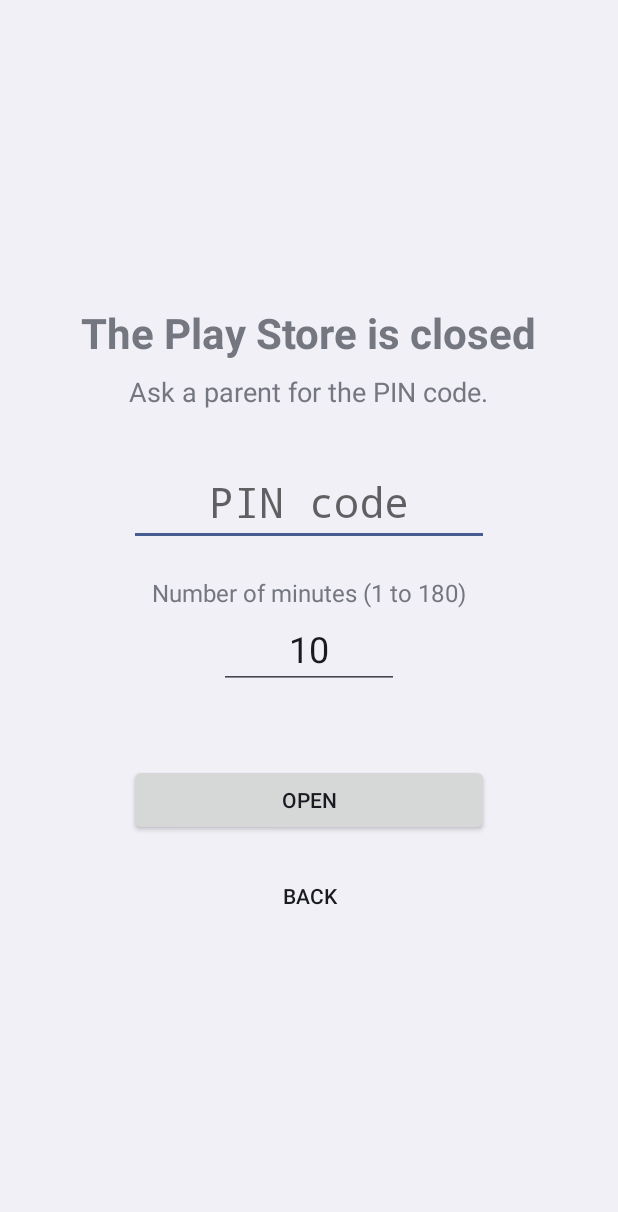
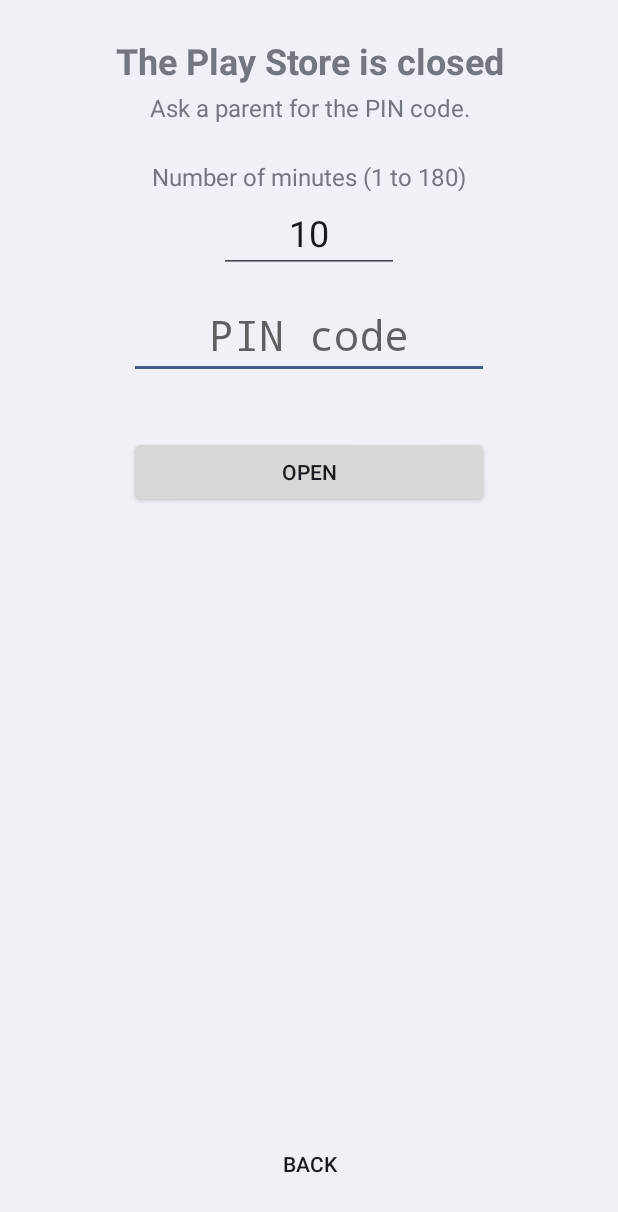
Before and after one commit to jaap198503/play-store-blocker, an Android app: the BlockActivity screen opened directly, with no data from a screen before it, on a phone screen of 412 x 824 dp. Shown: the top 1212 px of the screen. Run offline under Robolectric (Android 15) with nearby library versions, the phone set to English and light mode, and no system bars.

```diff
--- a/app/build.gradle.kts
+++ b/app/build.gradle.kts
@@ -22,8 +22,8 @@ android {
         // Galaxy Tab A9 komt met Android 13 (API 33) uit de doos.
         minSdk = 33
         targetSdk = 35
-        versionCode = 1
-        versionName = "1.0.0"
+        versionCode = 2
+        versionName = "1.0.1"
     }
 
     signingConfigs {
--- a/app/src/main/AndroidManifest.xml
+++ b/app/src/main/AndroidManifest.xml
@@ -18,7 +18,7 @@
         <activity
             android:name=".MainActivity"
             android:exported="true"
-            android:windowSoftInputMode="stateHidden|adjustResize">
+            android:windowSoftInputMode="stateVisible|adjustResize">
             <intent-filter>
                 <action android:name="android.intent.action.MAIN" />
                 <category android:name="android.intent.category.LAUNCHER" />
--- a/app/src/main/java/nl/playstoreblocker/BlockActivity.kt
+++ b/app/src/main/java/nl/playstoreblocker/BlockActivity.kt
@@ -28,6 +28,7 @@ open class BlockActivity : Activity() {
 
     // PBKDF2 duurt even; niet op de hoofdthread.
     private val worker = Executors.newSingleThreadExecutor()
+    private var verifying = false
 
     override fun onCreate(savedInstanceState: Bundle?) {
         super.onCreate(savedInstanceState)
@@ -55,7 +56,8 @@ open class BlockActivity : Activity() {
                 startActivity(Intent(this, SettingsActivity::class.java))
             }
         }
-        minutesInput.setOnEditorActionListener { _, actionId, _ ->
+        // De pincode is het laatste veld: "Klaar" op het toetsenbord verstuurt het formulier.
+        pinInput.setOnEditorActionListener { _, actionId, _ ->
             if (actionId == EditorInfo.IME_ACTION_DONE) {
                 submit()
                 true
@@ -66,6 +68,9 @@ open class BlockActivity : Activity() {
     }
 
     private fun submit() {
+        // Eén Enter/Klaar kan twee keer binnenkomen; een tweede poging tijdens de controle zou een
+        // foute pincode dubbel tellen.
+        if (verifying) return
         val lockedMs = PinAttempts.lockedForMs()
         if (lockedMs > 0L) {
             showError(lockedOutMessage(lockedMs))
@@ -86,11 +91,13 @@ open class BlockActivity : Activity() {
         val minutes = (minutesInput.text.toString().toIntOrNull() ?: PinStore.defaultMinutes(this))
             .coerceIn(1, Config.MAX_UNLOCK_MINUTES)
 
+        verifying = true
         unlockButton.isEnabled = false
         val appContext = applicationContext
         worker.execute {
             val correct = PinStore.matches(appContext, pin)
             runOnUiThread {
+                verifying = false
                 if (isFinishing || isDestroyed) return@runOnUiThread
                 unlockButton.isEnabled = true
                 if (correct) onCorrectPin(minutes) else onWrongPin()
--- a/app/src/main/java/nl/playstoreblocker/SettingsActivity.kt
+++ b/app/src/main/java/nl/playstoreblocker/SettingsActivity.kt
@@ -14,8 +14,9 @@ import java.util.concurrent.Executors
 import kotlin.math.ceil
 
 /**
- * Startscherm van de app (voor de ouder): status van pincode en service, snelkoppelingen naar de
- * juiste Android-instellingen, en het instellen of wijzigen van de pincode en standaardduur.
+ * Instellingenscherm (voor de ouder, bereikbaar vanuit MainActivity): status van pincode en service,
+ * snelkoppelingen naar de juiste Android-instellingen, en het instellen of wijzigen van de pincode
+ * en standaardduur.
  * Wijzigen kan alleen met de huidige pincode.
  */
 class SettingsActivity : Activity() {
@@ -58,6 +59,7 @@ class SettingsActivity : Activity() {
             )
         }
         saveButton.setOnClickListener { save() }
+        findViewById<Button>(R.id.back_button).setOnClickListener { finish() }
     }
 
     override fun onResume() {
--- a/app/src/main/res/layout/activity_block.xml
+++ b/app/src/main/res/layout/activity_block.xml
@@ -1,16 +1,21 @@
 <?xml version="1.0" encoding="utf-8"?>
-<!-- Gedeeld door het blokkeerscherm (BlockActivity) en het hoofdscherm van de ouder (MainActivity). -->
+<!--
+  Gedeeld door het blokkeerscherm (BlockActivity) en het hoofdscherm van de ouder (MainActivity).
+  Bovenaan staat wat altijd gebruikt wordt (minuten, pincode, Openen); de zelden gebruikte knoppen
+  (Instellingen, Terug) zitten onderaan het scherm.
+-->
 <ScrollView xmlns:android="http://schemas.android.com/apk/res/android"
     android:layout_width="match_parent"
     android:layout_height="match_parent"
-    android:fillViewport="true">
+    android:fillViewport="true"
+    android:fitsSystemWindows="true">
 
     <LinearLayout
         android:layout_width="match_parent"
         android:layout_height="wrap_content"
-        android:gravity="center"
+        android:gravity="center_horizontal"
         android:orientation="vertical"
-        android:padding="32dp">
+        android:padding="24dp">
 
         <TextView
             android:id="@+id/block_title"
@@ -18,37 +23,22 @@
             android:layout_height="wrap_content"
             android:gravity="center"
             android:text="@string/block_title"
-            android:textSize="28sp"
+            android:textSize="24sp"
             android:textStyle="bold" />
 
         <TextView
             android:id="@+id/block_subtitle"
             android:layout_width="wrap_content"
             android:layout_height="wrap_content"
-            android:layout_marginTop="8dp"
+            android:layout_marginTop="4dp"
             android:gravity="center"
             android:text="@string/block_subtitle"
-            android:textSize="18sp" />
-
-        <EditText
-            android:id="@+id/pin_input"
-            android:layout_width="240dp"
-            android:layout_height="wrap_content"
-            android:layout_marginTop="32dp"
-            android:gravity="center"
-            android:hint="@string/block_pin_hint"
-            android:imeOptions="actionNext"
-            android:importantForAutofill="no"
-            android:inputType="numberPassword"
-            android:maxLength="12"
-            android:nextFocusDown="@+id/minutes_input"
-            android:singleLine="true"
-            android:textSize="28sp" />
+            android:textSize="16sp" />
 
         <TextView
             android:layout_width="wrap_content"
             android:layout_height="wrap_content"
-            android:layout_marginTop="20dp"
+            android:layout_marginTop="24dp"
             android:text="@string/block_minutes_label"
             android:textSize="16sp" />
 
@@ -57,18 +47,35 @@
             android:layout_width="120dp"
             android:layout_height="wrap_content"
             android:gravity="center"
-            android:imeOptions="actionDone"
+            android:imeOptions="actionNext"
             android:importantForAutofill="no"
             android:inputType="number"
             android:maxLength="3"
+            android:nextFocusDown="@+id/pin_input"
             android:singleLine="true"
             android:textSize="24sp" />
+
+        <EditText
+            android:id="@+id/pin_input"
+            android:layout_width="240dp"
+            android:layout_height="wrap_content"
+            android:layout_marginTop="12dp"
+            android:gravity="center"
+            android:hint="@string/block_pin_hint"
+            android:imeOptions="actionDone"
+            android:importantForAutofill="no"
+            android:inputType="numberPassword"
+            android:maxLength="12"
+            android:singleLine="true"
+            android:textSize="28sp">
+            <requestFocus />
+        </EditText>
 
         <TextView
             android:id="@+id/pin_error"
             android:layout_width="wrap_content"
             android:layout_height="wrap_content"
-            android:layout_marginTop="12dp"
+            android:layout_marginTop="8dp"
             android:gravity="center"
             android:textColor="#C62828"
             android:textSize="16sp"
@@ -78,14 +85,21 @@
             android:id="@+id/unlock_button"
             android:layout_width="240dp"
             android:layout_height="wrap_content"
-            android:layout_marginTop="16dp"
+            android:layout_marginTop="8dp"
             android:text="@string/block_unlock" />
+
+        <!-- Duwt de zelden gebruikte knoppen naar de onderkant. -->
+        <Space
+            android:layout_width="match_parent"
+            android:layout_height="0dp"
+            android:layout_weight="1" />
 
         <Button
             android:id="@+id/settings_button"
+            style="?android:attr/buttonBarButtonStyle"
             android:layout_width="240dp"
             android:layout_height="wrap_content"
-            android:layout_marginTop="16dp"
+            android:layout_marginTop="24dp"
             android:text="@string/main_settings"
             android:visibility="gone" />
 
@@ -94,7 +108,7 @@
             style="?android:attr/borderlessButtonStyle"
             android:layout_width="240dp"
             android:layout_height="wrap_content"
-            android:layout_marginTop="16dp"
+            android:layout_marginTop="8dp"
             android:text="@string/block_back" />
     </LinearLayout>
 </ScrollView>
```
Also changed, not shown: 5 other files.
